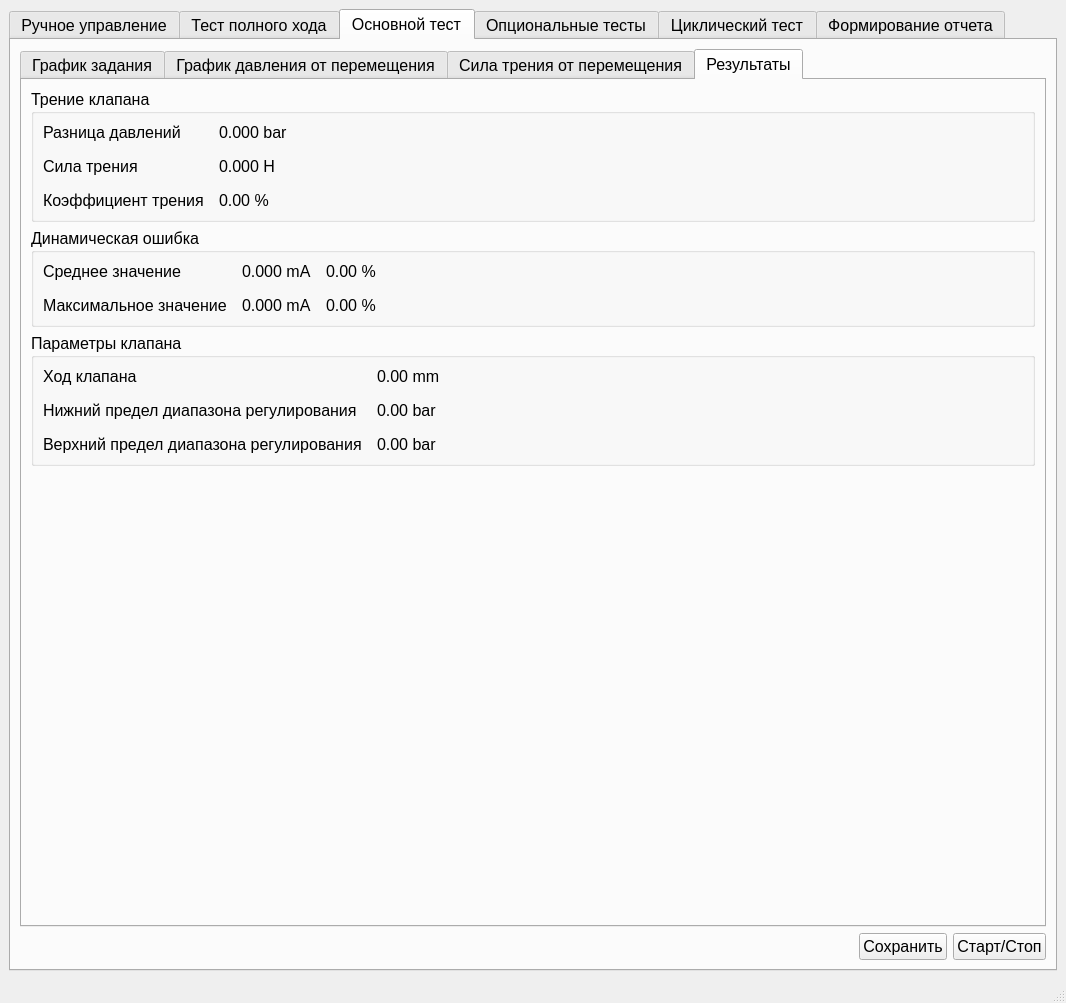
Before: the Qt Designer form MainWindow.ui in Rekvim/MpiSki, drawn with Qt 5.
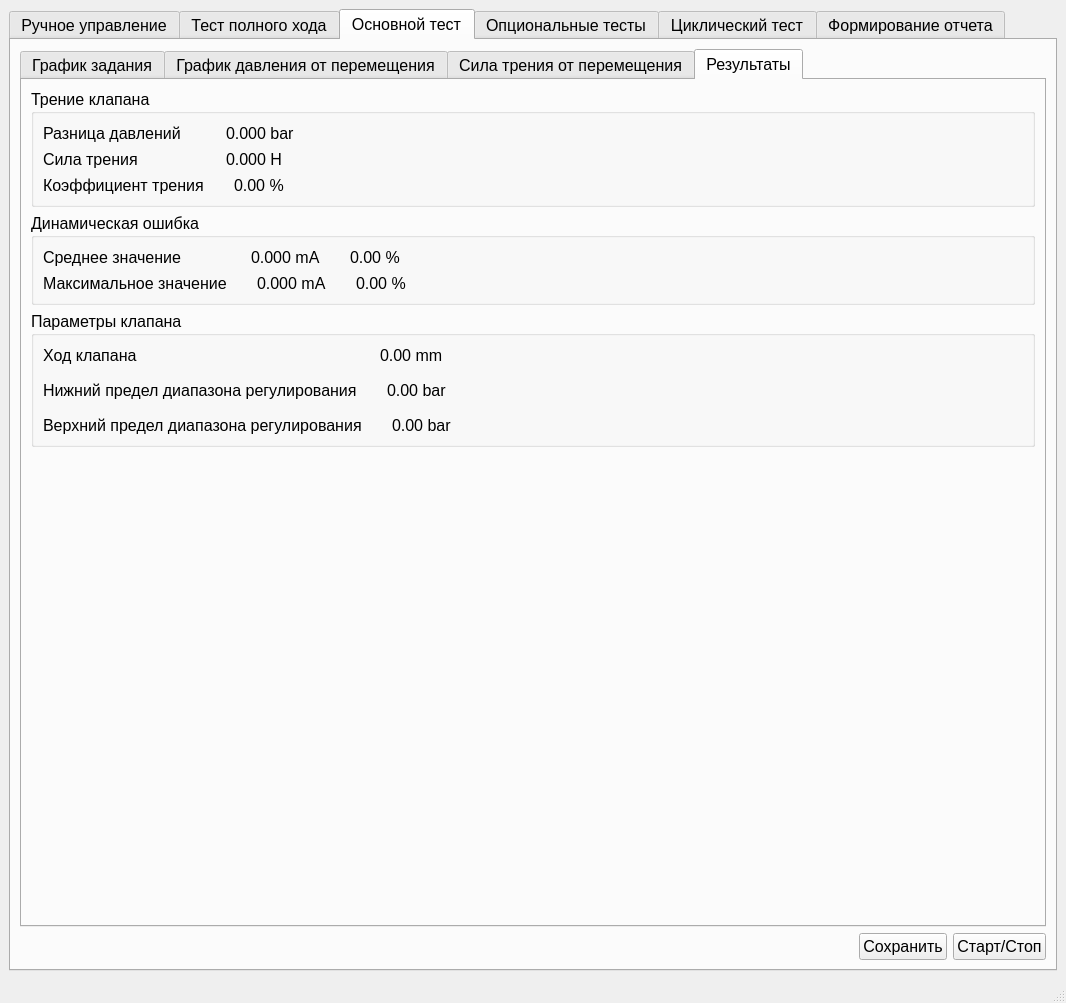
After: the same form once the commit is applied. Icons and pictures are not drawn. Custom widgets are drawn as their Qt base class.

Patch:
```diff
--- a/MainWindow.ui
+++ b/MainWindow.ui
@@ -1582,7 +1582,7 @@
            <attribute name="title">
             <string>Результаты</string>
            </attribute>
-           <layout class="QVBoxLayout" name="verticalLayout_25">
+           <layout class="QVBoxLayout" name="verticalLayout_17">
             <item>
              <widget class="QGroupBox" name="groupBox_9">
               <property name="font">
@@ -1596,38 +1596,37 @@
               </property>
               <layout class="QVBoxLayout" name="verticalLayout_22">
                <item>
-                <layout class="QHBoxLayout" name="horizontalLayout_14">
+                <widget class="QWidget" name="widget" native="true">
+                 <layout class="QHBoxLayout" name="horizontalLayout_2">
                  <property name="spacing">
-                  <number>15</number>
-                 </property>
-                 <item>
-                  <layout class="QVBoxLayout" name="verticalLayout_19">
+                   <number>30</number>
+                  </property>
+                  <property name="leftMargin">
+                   <number>0</number>
+                  </property>
+                  <property name="topMargin">
+                   <number>0</number>
+                  </property>
+                  <property name="rightMargin">
+                   <number>0</number>
+                  </property>
+                  <property name="bottomMargin">
+                   <number>0</number>
+                  </property>
                    <item>
                     <widget class="QLabel" name="label_pressureDifference">
+                    <property name="minimumSize">
+                     <size>
+                      <width>153</width>
+                      <height>0</height>
+                     </size>
+                    </property>
                      <property name="text">
                       <string>Разница давлений</string>
                      </property>
                     </widget>
                    </item>
                    <item>
-                    <widget class="QLabel" name="label_frictionForce">
-                     <property name="text">
-                      <string>Сила трения</string>
-                     </property>
-                    </widget>
-                   </item>
-                   <item>
-                    <widget class="QLabel" name="label_48">
-                     <property name="text">
-                      <string>Коэффициент трения</string>
-                     </property>
-                    </widget>
-                   </item>
-                  </layout>
-                 </item>
-                 <item>
-                  <layout class="QVBoxLayout" name="verticalLayout_20">
-                   <item>
                     <widget class="QLabel" name="label_pressureDifferenceValue">
                      <property name="text">
                       <string>0.000 bar</string>
@@ -1635,6 +1634,53 @@
                     </widget>
                    </item>
                    <item>
+                   <spacer name="horizontalSpacer_5">
+                    <property name="orientation">
+                     <enum>Qt::Orientation::Horizontal</enum>
+                    </property>
+                    <property name="sizeHint" stdset="0">
+                     <size>
+                      <width>40</width>
+                      <height>20</height>
+                     </size>
+                    </property>
+                   </spacer>
+                  </item>
+                 </layout>
+                </widget>
+               </item>
+               <item>
+                <widget class="QWidget" name="widget_2" native="true">
+                 <layout class="QHBoxLayout" name="horizontalLayout_3">
+                  <property name="spacing">
+                   <number>30</number>
+                  </property>
+                  <property name="leftMargin">
+                   <number>0</number>
+                  </property>
+                  <property name="topMargin">
+                   <number>0</number>
+                  </property>
+                  <property name="rightMargin">
+                   <number>0</number>
+                  </property>
+                  <property name="bottomMargin">
+                   <number>0</number>
+                  </property>
+                  <item>
+                   <widget class="QLabel" name="label_frictionForce">
+                    <property name="minimumSize">
+                     <size>
+                      <width>153</width>
+                      <height>0</height>
+                     </size>
+                    </property>
+                    <property name="text">
+                     <string>Сила трения</string>
+                    </property>
+                   </widget>
+                  </item>
+                  <item>
                     <widget class="QLabel" name="label_frictionForceValue">
                      <property name="text">
                       <string>0.000 H</string>
@@ -1642,16 +1688,61 @@
                     </widget>
                    </item>
                    <item>
+                   <spacer name="horizontalSpacer_4">
+                    <property name="orientation">
+                     <enum>Qt::Orientation::Horizontal</enum>
+                    </property>
+                    <property name="sizeHint" stdset="0">
+                     <size>
+                      <width>40</width>
+                      <height>20</height>
+                     </size>
+                    </property>
+                   </spacer>
+                  </item>
+                 </layout>
+                </widget>
+               </item>
+               <item>
+                <widget class="QWidget" name="widget_3" native="true">
+                 <layout class="QHBoxLayout" name="horizontalLayout_4">
+                  <property name="spacing">
+                   <number>30</number>
+                  </property>
+                  <property name="leftMargin">
+                   <number>0</number>
+                  </property>
+                  <property name="topMargin">
+                   <number>0</number>
+                  </property>
+                  <property name="rightMargin">
+                   <number>0</number>
+                  </property>
+                  <property name="bottomMargin">
+                   <number>0</number>
+                  </property>
+                  <item>
                     <widget class="QLabel" name="label_frictionPercent">
+                    <property name="minimumSize">
+                     <size>
+                      <width>153</width>
+                      <height>0</height>
+                     </size>
+                    </property>
+                    <property name="text">
+                     <string>Коэффициент трения</string>
+                    </property>
+                   </widget>
+                  </item>
+                  <item>
+                   <widget class="QLabel" name="label_frictionPercentValue">
                      <property name="text">
                       <string>0.00 %</string>
                      </property>
                     </widget>
                    </item>
-                  </layout>
-                 </item>
                  <item>
-                  <spacer name="horizontalSpacer_13">
+                   <spacer name="horizontalSpacer_3">
                    <property name="orientation">
                     <enum>Qt::Orientation::Horizontal</enum>
                    </property>
@@ -1664,12 +1755,13 @@
                   </spacer>
                  </item>
                 </layout>
+                </widget>
                </item>
               </layout>
              </widget>
             </item>
             <item>
-             <widget class="QGroupBox" name="groupBox_10">
+             <widget class="QGroupBox" name="groupBox_dynamicError">
               <property name="font">
                <font>
                 <pointsize>12</pointsize>
@@ -1681,66 +1773,113 @@
               </property>
               <layout class="QVBoxLayout" name="verticalLayout_21">
                <item>
-                <layout class="QHBoxLayout" name="horizontalLayout_15">
+                <widget class="QWidget" name="widget_4" native="true">
+                 <layout class="QHBoxLayout" name="horizontalLayout_5">
                  <property name="spacing">
-                  <number>15</number>
-                 </property>
+                   <number>30</number>
+                  </property>
+                  <property name="leftMargin">
+                   <number>0</number>
+                  </property>
+                  <property name="topMargin">
+                   <number>0</number>
+                  </property>
+                  <property name="rightMargin">
+                   <number>0</number>
+                  </property>
+                  <property name="bottomMargin">
+                   <number>0</number>
+                  </property>
                  <item>
-                  <layout class="QVBoxLayout" name="verticalLayout_17">
-                   <item>
-                    <widget class="QLabel" name="label_49">
+                   <widget class="QLabel" name="label_dynamicError_averageValue">
+                    <property name="minimumSize">
+                     <size>
+                      <width>178</width>
+                      <height>0</height>
+                     </size>
+                    </property>
                      <property name="text">
                       <string>Среднее значение</string>
                      </property>
                     </widget>
                    </item>
                    <item>
-                    <widget class="QLabel" name="label_50">
+                   <widget class="QLabel" name="label_dynamicErrorMean">
+                    <property name="text">
+                     <string>0.000 mA</string>
+                    </property>
+                   </widget>
+                  </item>
+                  <item>
+                   <widget class="QLabel" name="label_dynamicErrorMeanPercent">
+                    <property name="text">
+                     <string>0.00 %</string>
+                    </property>
+                   </widget>
+                  </item>
+                  <item>
+                   <spacer name="horizontalSpacer">
+                    <property name="orientation">
+                     <enum>Qt::Orientation::Horizontal</enum>
+                    </property>
+                    <property name="sizeHint" stdset="0">
+                     <size>
+                      <width>40</width>
+                      <height>20</height>
+                     </size>
+                    </property>
+                   </spacer>
+                  </item>
+                 </layout>
+                </widget>
+               </item>
+               <item>
+                <widget class="QWidget" name="widget_5" native="true">
+                 <layout class="QHBoxLayout" name="horizontalLayout_6">
+                  <property name="spacing">
+                   <number>30</number>
+                  </property>
+                  <property name="leftMargin">
+                   <number>0</number>
+                  </property>
+                  <property name="topMargin">
+                   <number>0</number>
+                  </property>
+                  <property name="rightMargin">
+                   <number>0</number>
+                  </property>
+                  <property name="bottomMargin">
+                   <number>0</number>
+                  </property>
+                  <item>
+                   <widget class="QLabel" name="label_dynamicError_maximumValue">
+                    <property name="minimumSize">
+                     <size>
+                      <width>178</width>
+                      <height>0</height>
+                     </size>
+                    </property>
                      <property name="text">
                       <string>Максимальное значение</string>
                      </property>
                     </widget>
                    </item>
-                  </layout>
-                 </item>
                  <item>
-                  <layout class="QVBoxLayout" name="verticalLayout_18">
-                   <item>
-                    <widget class="QLabel" name="label_din_error_mean">
+                   <widget class="QLabel" name="label_dynamicErrorMax">
                      <property name="text">
                       <string>0.000 mA</string>
                      </property>
                     </widget>
                    </item>
                    <item>
-                    <widget class="QLabel" name="label_din_error_max">
+                   <widget class="QLabel" name="label_dynamicErrorMaxPercent">
                      <property name="text">
-                      <string>0.000 mA</string>
-                     </property>
-                    </widget>
-                   </item>
-                  </layout>
-                 </item>
-                 <item>
-                  <layout class="QVBoxLayout" name="verticalLayout_23">
-                   <item>
-                    <widget class="QLabel" name="label_din_error_mean_percent">
-                     <property name="text">
                       <string>0.00 %</string>
                      </property>
                     </widget>
                    </item>
                    <item>
-                    <widget class="QLabel" name="label_din_error_max_percent">
-                     <property name="text">
-                      <string>0.00 %</string>
-                     </property>
-                    </widget>
-                   </item>
-                  </layout>
-                 </item>
-                 <item>
-                  <spacer name="horizontalSpacer_14">
+                   <spacer name="horizontalSpacer_2">
                    <property name="orientation">
                     <enum>Qt::Orientation::Horizontal</enum>
                    </property>
@@ -1753,12 +1892,13 @@
                   </spacer>
                  </item>
                 </layout>
+                </widget>
                </item>
               </layout>
              </widget>
             </item>
             <item>
-             <widget class="QGroupBox" name="groupBox_11">
+             <widget class="QGroupBox" name="groupBox_valveParameters">
               <property name="font">
                <font>
                 <pointsize>12</pointsize>
@@ -1768,72 +1908,171 @@
               <property name="title">
                <string>Параметры клапана</string>
               </property>
-              <layout class="QHBoxLayout" name="horizontalLayout_16">
+              <layout class="QVBoxLayout" name="verticalLayout">
                <property name="spacing">
                 <number>15</number>
                </property>
                <item>
-                <layout class="QVBoxLayout" name="verticalLayout_24">
+                <widget class="QWidget" name="widget_6" native="true">
+                 <layout class="QHBoxLayout" name="horizontalLayout_9">
+                  <property name="spacing">
+                   <number>30</number>
+                  </property>
+                  <property name="leftMargin">
+                   <number>0</number>
+                  </property>
+                  <property name="topMargin">
+                   <number>0</number>
+                  </property>
+                  <property name="rightMargin">
+                   <number>0</number>
+                  </property>
+                  <property name="bottomMargin">
+                   <number>0</number>
+                  </property>
                  <item>
-                  <widget class="QLabel" name="label_51">
+                   <widget class="QLabel" name="label_valveStroke">
+                    <property name="minimumSize">
+                     <size>
+                      <width>307</width>
+                      <height>0</height>
+                     </size>
+                    </property>
                    <property name="text">
                     <string>Ход клапана</string>
                    </property>
                   </widget>
                  </item>
                  <item>
-                  <widget class="QLabel" name="label_52">
-                   <property name="text">
-                    <string>Нижний предел диапазона регулирования</string>
-                   </property>
-                  </widget>
-                 </item>
-                 <item>
-                  <widget class="QLabel" name="label_53">
-                   <property name="text">
-                    <string>Верхний предел диапазона регулирования</string>
-                   </property>
-                  </widget>
-                 </item>
-                </layout>
-               </item>
-               <item>
-                <layout class="QVBoxLayout" name="verticalLayout_34">
-                 <item>
-                  <widget class="QLabel" name="label_range">
+                   <widget class="QLabel" name="label_valveStroke_range">
                    <property name="text">
                     <string>0.00 mm</string>
                    </property>
                   </widget>
                  </item>
                  <item>
+                   <spacer name="horizontalSpacer_6">
+                    <property name="orientation">
+                     <enum>Qt::Orientation::Horizontal</enum>
+                    </property>
+                    <property name="sizeHint" stdset="0">
+                     <size>
+                      <width>40</width>
+                      <height>20</height>
+                     </size>
+                    </property>
+                   </spacer>
+                  </item>
+                 </layout>
+                </widget>
+               </item>
+               <item>
+                <widget class="QWidget" name="widget_7" native="true">
+                 <layout class="QHBoxLayout" name="horizontalLayout_10">
+                  <property name="spacing">
+                   <number>30</number>
+                  </property>
+                  <property name="leftMargin">
+                   <number>0</number>
+                  </property>
+                  <property name="topMargin">
+                   <number>0</number>
+                  </property>
+                  <property name="rightMargin">
+                   <number>0</number>
+                  </property>
+                  <property name="bottomMargin">
+                   <number>0</number>
+                  </property>
+                  <item>
                   <widget class="QLabel" name="label_lowLimit">
+                    <property name="minimumSize">
+                     <size>
+                      <width>307</width>
+                      <height>0</height>
+                     </size>
+                    </property>
+                    <property name="text">
+                     <string>Нижний предел диапазона регулирования</string>
+                    </property>
+                   </widget>
+                  </item>
+                  <item>
+                   <widget class="QLabel" name="label_lowLimitValue">
                    <property name="text">
                     <string>0.00 bar</string>
                    </property>
                   </widget>
                  </item>
+                  <item>
+                   <spacer name="horizontalSpacer_9">
+                    <property name="orientation">
+                     <enum>Qt::Orientation::Horizontal</enum>
+                    </property>
+                    <property name="sizeHint" stdset="0">
+                     <size>
+                      <width>40</width>
+                      <height>20</height>
+                     </size>
+                    </property>
+                   </spacer>
+                  </item>
+                 </layout>
+                </widget>
+               </item>
+               <item>
+                <widget class="QWidget" name="widget_8" native="true">
+                 <layout class="QHBoxLayout" name="horizontalLayout_14">
+                  <property name="spacing">
+                   <number>30</number>
+                  </property>
+                  <property name="leftMargin">
+                   <number>0</number>
+                  </property>
+                  <property name="topMargin">
+                   <number>0</number>
+                  </property>
+                  <property name="rightMargin">
+                   <number>0</number>
+                  </property>
+                  <property name="bottomMargin">
+                   <number>0</number>
+                  </property>
                  <item>
                   <widget class="QLabel" name="label_highLimit">
+                    <property name="minimumSize">
+                     <size>
+                      <width>307</width>
+                      <height>0</height>
+                     </size>
+                    </property>
+                    <property name="text">
+                     <string>Верхний предел диапазона регулирования</string>
+                    </property>
+                   </widget>
+                  </item>
+                  <item>
+                   <widget class="QLabel" name="label_highLimitValue">
                    <property name="text">
                     <string>0.00 bar</string>
                    </property>
                   </widget>
                  </item>
-                </layout>
-               </item>
                <item>
-                <spacer name="horizontalSpacer_15">
+                   <spacer name="horizontalSpacer_11">
                  <property name="orientation">
                   <enum>Qt::Orientation::Horizontal</enum>
                  </property>
                  <property name="sizeHint" stdset="0">
                   <size>
-                   <width>601</width>
-                   <height>17</height>
+                      <width>40</width>
+                      <height>20</height>
                   </size>
                  </property>
                 </spacer>
+                  </item>
+                 </layout>
+                </widget>
                </item>
               </layout>
              </widget>
@@ -1846,7 +2085,7 @@
               <property name="sizeHint" stdset="0">
                <size>
                 <width>20</width>
-                <height>108</height>
+                <height>436</height>
                </size>
               </property>
              </spacer>
```
Lines whose indentation alone changed are shown as unchanged.
